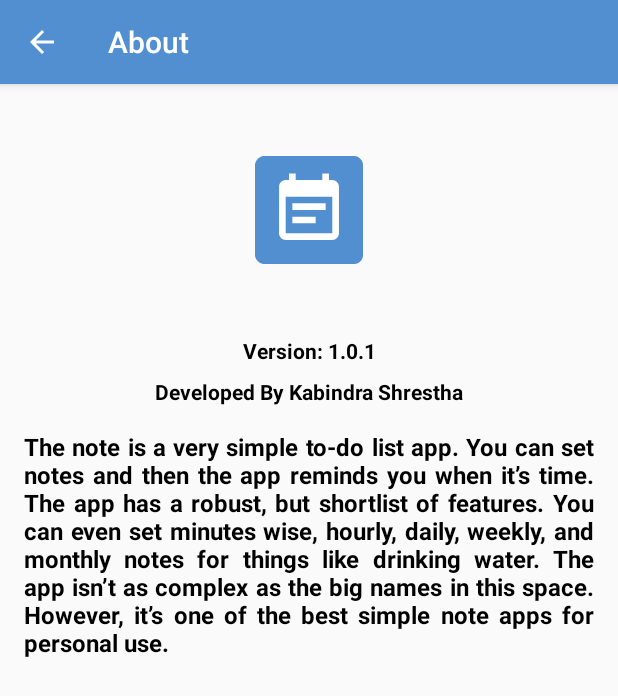
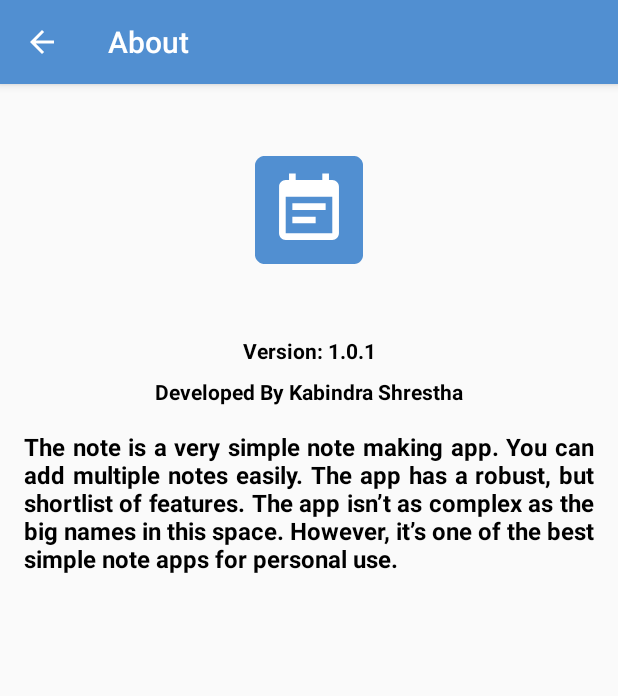
Before and after one commit to kabindra-shrestha/Notes, an Android app: the AboutUsActivity screen opened directly, with no data from a screen before it, on a phone screen of 412 x 824 dp. Shown: the top 696 px of the screen. Run offline under Robolectric (Android 15) with nearby library versions, the phone set to English and light mode, and no system bars.

Commit message:
worked on about us

```diff
--- a/app/src/main/res/values/strings.xml
+++ b/app/src/main/res/values/strings.xml
@@ -18,5 +18,5 @@
     <string name="channel_name">Note Notification</string>
     <string name="channel_description">This is a note notification.</string>
 
-    <string name="about">"The note is a very simple to-do list app. You can set notes and then the app reminds you when it’s time. The app has a robust, but shortlist of features. You can even set minutes wise, hourly, daily, weekly, and monthly notes for things like drinking water. The app isn’t as complex as the big names in this space. However, it’s one of the best simple note apps for personal use."</string>
+    <string name="about">"The note is a very simple note making app. You can add multiple notes easily. The app has a robust, but shortlist of features. The app isn’t as complex as the big names in this space. However, it’s one of the best simple note apps for personal use."</string>
 </resources>
```
